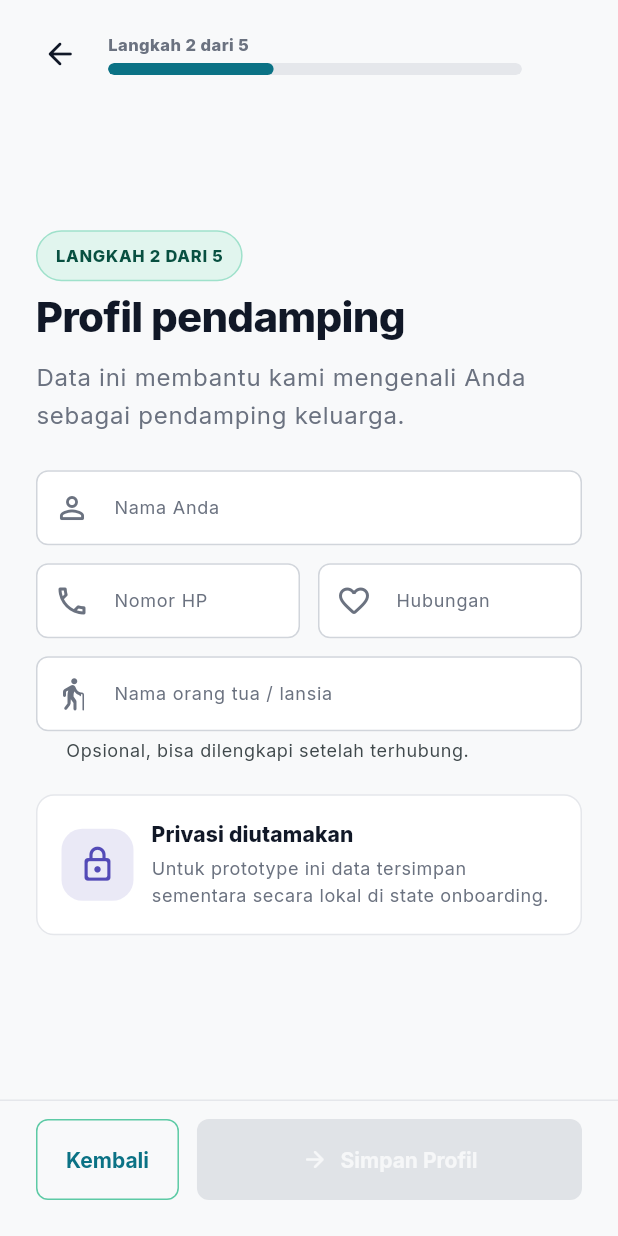
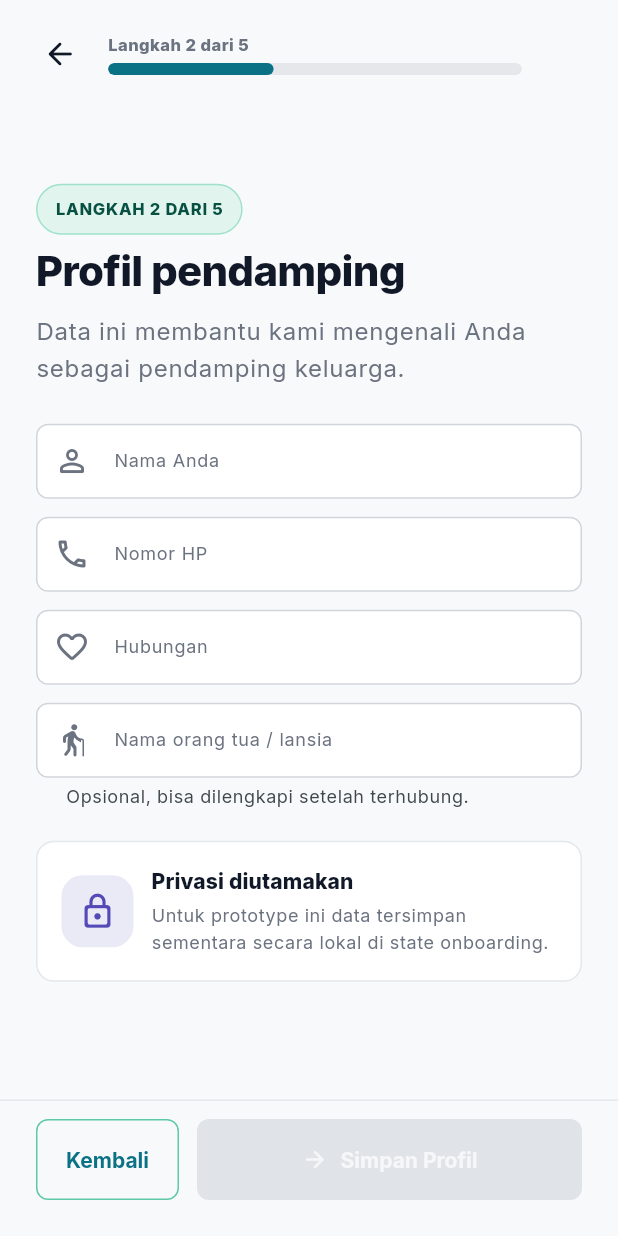
Before and after one commit to Ambaturizz/PeduliKeluarga, a Flutter app: the OnboardingPage screen opened by its route, swiped to page 4, on a phone screen of 412 x 824 dp. Run offline on Flutter 3.47's test engine with Material 3 defaults, Android fonts, the phone set to English and light mode, and no system bars; our stand-ins replace flutter_map, flutter_riverpod, geolocator, go_router, google_fonts, latlong2 and 3 more; missing offline and left inert: gif, mobile_scanner; accounts and stored records are empty.

Commit message:
fix(responsive): fix 8 more overflow issues in settings, onboarding, connection code, and obat widgets

```diff
--- a/lib/features/elder_profile/presentation/widgets/connection_code_card.dart
+++ b/lib/features/elder_profile/presentation/widgets/connection_code_card.dart
@@ -70,12 +70,16 @@ class _CodeContent extends StatelessWidget {
           tone: PkTone.brand,
         ),
         const SizedBox(height: PkSpacing.lg),
-        SelectableText(
+        FittedBox(
+          fit: BoxFit.scaleDown,
+          alignment: Alignment.centerLeft,
+          child: SelectableText(
             profile.connectionCode,
             style: Theme.of(context).textTheme.displaySmall?.copyWith(
                   color: PkColors.brand,
                   fontWeight: FontWeight.w900,
                   letterSpacing: 1.8,
+                ),
           ),
         ),
         const SizedBox(height: PkSpacing.md),
--- a/lib/features/onboarding/presentation/widgets/onboarding_steps.dart
+++ b/lib/features/onboarding/presentation/widgets/onboarding_steps.dart
@@ -199,10 +199,10 @@ class SetupProfileOnboardingScreen extends ConsumerWidget {
           ),
         ],
         const SizedBox(height: AppSpacing.md),
-        Row(
-          children: [
-            Expanded(
-              child: OnboardingTextField(
+        LayoutBuilder(
+          builder: (context, constraints) {
+            final narrow = constraints.maxWidth < 400;
+            final field1 = OnboardingTextField(
               label: isElder ? 'Usia' : 'Nomor HP',
               initialValue: isElder ? state.age : state.phoneNumber,
               hintText: isElder ? '68' : '0812...',
@@ -216,11 +216,8 @@ class SetupProfileOnboardingScreen extends ConsumerWidget {
               textInputAction: TextInputAction.next,
               onChanged:
                   isElder ? notifier.setAge : notifier.setPhoneNumber,
-              ),
-            ),
-            const SizedBox(width: AppSpacing.md),
-            Expanded(
-              child: OnboardingTextField(
+            );
+            final field2 = OnboardingTextField(
               label: isElder ? 'Nomor HP' : 'Hubungan',
               initialValue: isElder ? state.phoneNumber : state.relationship,
               hintText: isElder ? '0812...' : 'Anak',
@@ -238,9 +235,24 @@ class SetupProfileOnboardingScreen extends ConsumerWidget {
               onChanged: isElder
                   ? notifier.setPhoneNumber
                   : notifier.setRelationship,
-              ),
-            ),
+            );
+            if (narrow) {
+              return Column(
+                children: [
+                  field1,
+                  const SizedBox(height: AppSpacing.md),
+                  field2,
                 ],
+              );
+            }
+            return Row(
+              children: [
+                Expanded(child: field1),
+                const SizedBox(width: AppSpacing.md),
+                Expanded(child: field2),
+              ],
+            );
+          },
         ),
         const SizedBox(height: AppSpacing.md),
         if (isElder)
@@ -450,13 +462,16 @@ class ConnectFamilyOnboardingScreen extends ConsumerWidget {
                       ),
                 ),
                 const SizedBox(height: AppSpacing.sm),
-                SelectableText(
+                FittedBox(
+                  fit: BoxFit.scaleDown,
+                  child: SelectableText(
                     elderProfile.connectionCode,
                     textAlign: TextAlign.center,
                     style: Theme.of(context).textTheme.displayMedium?.copyWith(
                           color: AppColors.teal,
                           fontWeight: FontWeight.w900,
                           letterSpacing: 2,
+                        ),
                   ),
                 ),
                 const SizedBox(height: AppSpacing.lg),
```
Also changed, not shown: lib/features/peduliobat/presentation/widgets/peduli_obat_widgets.dart (+10 -2 lines), lib/features/settings/presentation/pages/settings_page.dart (+7 -1 lines), 2 other files. Lines whose indentation alone changed are shown as unchanged.
